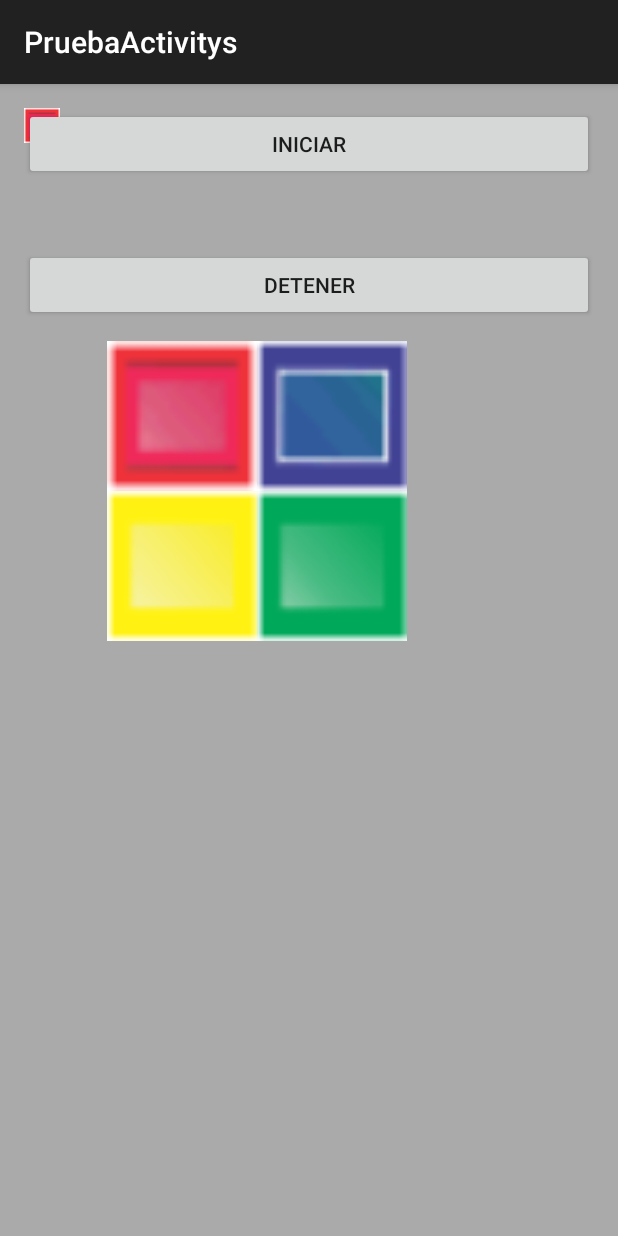
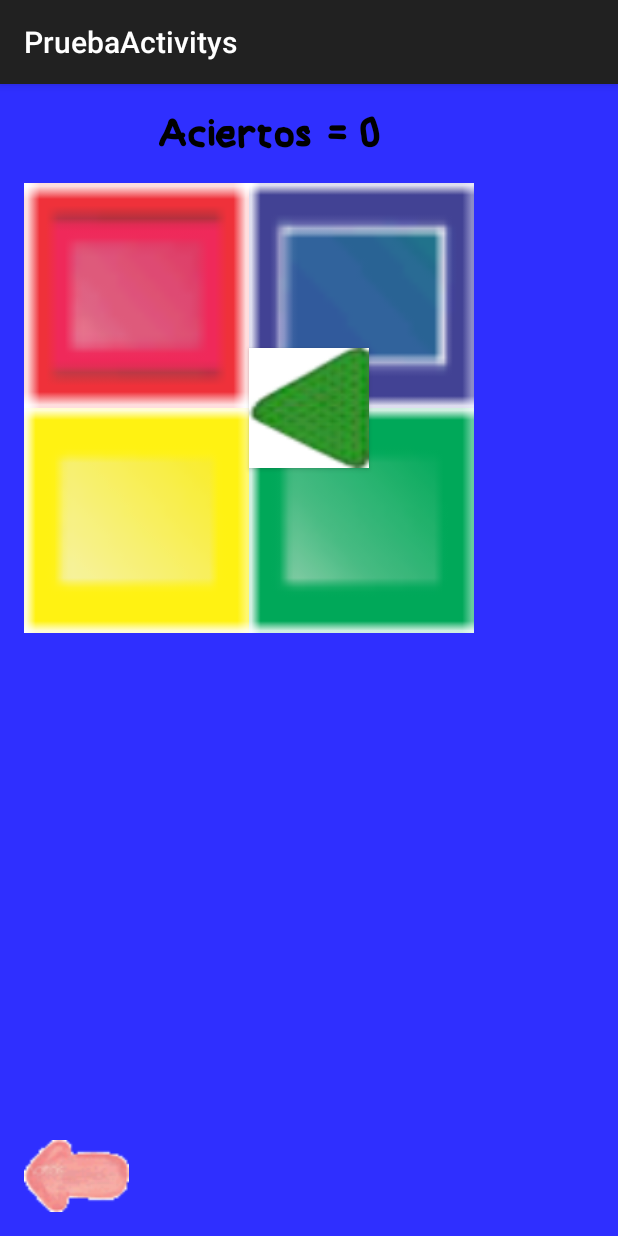
Before and after one commit to juaguzman/PruebaActivityss, an Android app: the coloresjuego screen opened directly, with no data from a screen before it, on a phone screen of 412 x 824 dp. Run offline under Robolectric (Android 15) with nearby library versions, the phone set to English and light mode, and no system bars.

Commit message:
casi terminado

```diff
--- a/app/src/main/java/app/example/juancarlos/com/pruebaactivitys/coloresjuego.java
+++ b/app/src/main/java/app/example/juancarlos/com/pruebaactivitys/coloresjuego.java
@@ -1,34 +1,54 @@
 package app.example.juancarlos.com.pruebaactivitys;
 
+import android.content.Intent;
+import android.graphics.Color;
+import android.graphics.Typeface;
 import android.graphics.drawable.AnimationDrawable;
+import android.media.MediaPlayer;
 import android.os.Bundle;
 import android.support.v7.app.AppCompatActivity;
 import android.view.View;
 import android.widget.Button;
 import android.widget.ImageButton;
 import android.widget.ImageView;
+import android.widget.RelativeLayout;
+import android.widget.TextView;
 
 public class coloresjuego extends AppCompatActivity implements View.OnClickListener
 {
     private Button btnIniciar, btnDetener;
-    private ImageView ivAnimacion;
+    private RelativeLayout rl;
     private ImageButton ibAnim,ibAnm2,ibAnm3,ibAnm4;
-    private AnimationDrawable savingAnimation,savingAnimation1,savingAnimation2,savingAnimation3,savingAnimation4;
+    private AnimationDrawable savingAnimation1,savingAnimation2,savingAnimation3,savingAnimation4;
+    private MediaPlayer mp;
+    private TextView txt;
+    private int cont;
+    private String as="Aciertos = ";
+
 
     @Override
     protected void onCreate(Bundle savedInstanceState) {
         super.onCreate(savedInstanceState);
         setContentView(R.layout.juegocolores);
 
+        cont=0;
+        mp = MediaPlayer.create(this,R.raw.error);
+        String font_path = "font/timkid.ttf";
+        Typeface TF = Typeface.createFromAsset(getAssets(),font_path);
+        txt= (TextView) findViewById(R.id.txtAcierto);
+        txt.setTypeface(TF);
+        txt.setTextColor(Color.parseColor("#FF000000"));
+        txt.setText(as + cont);
+
+        rl=(RelativeLayout) findViewById(R.id.fondoColores);
+        rl.setBackgroundColor(Color.parseColor("#2f2fff"));
         btnIniciar = (Button)findViewById(R.id.btn_iniciar_animacion);
         btnDetener = (Button)findViewById(R.id.btn_detener_animacion);
 
         btnIniciar.setOnClickListener(this);
         btnDetener.setOnClickListener(this);
 
-        ivAnimacion = (ImageView)findViewById(R.id.iv_animacion);
-        ivAnimacion.setBackgroundResource(R.drawable.animacion);
-        savingAnimation = (AnimationDrawable)ivAnimacion.getBackground();
+
 
         ibAnim = (ImageButton) findViewById(R.id.ib1_animacion);
         ibAnim.setOnClickListener(this);
@@ -67,18 +87,32 @@ public class coloresjuego extends AppCompatActivity implements View.OnClickListe
         switch (num)
         {
             case 1:
+
                 savingAnimation1.start();
+                rl.setBackgroundColor(Color.parseColor("#FFFF1511"));
+
                 break;
             case 2:
+
                     savingAnimation2.start();
+                    rl.setBackgroundColor(Color.parseColor("#2f2fff"));
+
+
                 break;
             case 3:
+
                     savingAnimation3.start();
+                    rl.setBackgroundColor(Color.parseColor("#FF0FFF0D"));
+
+
+
                 break;
             case 4:
+
                     savingAnimation4.start();
+                    rl.setBackgroundColor(Color.parseColor("#FFFFFA3B"));
+
                 break;
-
 
         }
     }
@@ -86,30 +120,65 @@ public class coloresjuego extends AppCompatActivity implements View.OnClickListe
 
     @Override
     public void onClick(View v) {
-        switch(v.getId()){
+        switch(v.getId())
+        {
             case R.id.btn_iniciar_animacion:
-                savingAnimation.start();
+                btnIniciar.setVisibility(View.INVISIBLE);
                 girar();
                 break;
             case R.id.btn_detener_animacion:
-                savingAnimation.stop();
-                girar();
+                Intent in1 = new Intent(coloresjuego.this,menu3a6.class);
+                startActivity(in1);
+
                 break;
             case R.id.ib1_animacion:
+                if(savingAnimation1.isRunning())
+                {
+                   cont ++;
+                    txt.setText(as + cont);
                     savingAnimation1.stop();
                     girar();
+
+                }
+                else
+                mp.start();
+
                 break;
             case R.id.ib2_animation:
+                if(savingAnimation2.isRunning())
+                {
+                    cont ++;
+                    txt.setText(as + cont);
                     savingAnimation2.stop();
                     girar();
+                }
+                else
+                mp.start();
+
                 break;
             case R.id.ib3_animation:
+                if(savingAnimation3.isRunning() )
+                {
+                    cont ++;
+                    txt.setText(as + cont);
                     savingAnimation3.stop();
                     girar();
+                }
+                else
+                mp.start();
+
                 break;
             case R.id.ib4_animation:
+                if(savingAnimation4.isRunning())
+                {
+                    cont ++;
+                    txt.setText(as + cont);
                     savingAnimation4.stop();
                     girar();
+                }
+                else
+                mp.start();
+
                 break;
         }
     }
--- a/app/src/main/res/layout/fragment_main.xml
+++ b/app/src/main/res/layout/fragment_main.xml
@@ -4,7 +4,8 @@
     android:paddingRight="@dimen/activity_horizontal_margin"
     android:paddingTop="@dimen/activity_vertical_margin"
     android:paddingBottom="@dimen/activity_vertical_margin" tools:context=".MainActivityFragment"
-    android:background="@drawable/fondo2">
+    android:background="@drawable/fondo2"
+    android:id="@+id/fondo1">
 
     <TextView android:text="@string/hello_world" android:layout_width="wrap_content"
         android:layout_height="wrap_content"
--- a/app/src/main/res/layout/juegocolores.xml
+++ b/app/src/main/res/layout/juegocolores.xml
@@ -9,67 +9,69 @@
     android:paddingTop="@dimen/activity_vertical_margin"
     android:paddingBottom="@dimen/activity_vertical_margin"
     tools:context=".MainActivity"
-    android:background="@android:color/darker_gray"
     android:orientation="vertical"
-    >
+    android:id="@+id/fondoColores"
+    android:visibility="visible">
 
     <Button
         android:id="@+id/btn_iniciar_animacion"
-        android:layout_width="fill_parent"
-        android:layout_height="wrap_content"
-        android:text="@string/iniciar"/>
-
-    <ImageView
-        android:id="@+id/iv_animacion"
-        android:layout_height="wrap_content"
-        android:layout_width="wrap_content"
-        android:layout_gravity="center"
-        android:gravity="center" />
+        android:layout_width="80dp"
+        android:layout_height="80dp"
+        android:background="@drawable/play"
+        android:layout_marginTop="110dp"
+        android:layout_alignTop="@+id/ib1_animacion"
+        android:layout_centerHorizontal="true" />
 
     <Button
         android:id="@+id/btn_detener_animacion"
-        android:layout_width="fill_parent"
+        android:layout_width="70dp"
         android:layout_height="wrap_content"
-        android:text="@string/detener"
-        android:layout_below="@+id/btn_iniciar_animacion"
+        android:background="@drawable/flecha"
+        android:layout_alignParentBottom="true"
         android:layout_alignParentLeft="true"
-        android:layout_alignParentStart="true"
-        android:layout_marginTop="46dp" />
+        android:layout_alignParentStart="true" />
 
     <ImageButton
         android:id="@+id/ib1_animacion"
-        android:layout_height="100dp"
-        android:layout_width="100dp"
+        android:layout_height="150dp"
+        android:layout_width="150dp"
         android:layout_gravity="center"
         android:gravity="center"
-        android:layout_below="@+id/btn_iniciar_animacion"
-        android:layout_toRightOf="@+id/iv_animacion"
-        android:layout_marginLeft="31dp"
-        android:layout_marginStart="31dp"
-        android:layout_marginTop="107dp" />
+        android:layout_below="@+id/txtAcierto"
+        android:layout_alignParentLeft="true"
+        android:layout_alignParentStart="true" />
 
     <ImageButton
-        android:layout_width="100dp"
-        android:layout_height="100dp"
+        android:layout_width="150dp"
+        android:layout_height="150dp"
         android:id="@+id/ib2_animation"
         android:layout_alignTop="@+id/ib1_animacion"
         android:layout_toRightOf="@+id/ib1_animacion"
         android:layout_toEndOf="@+id/ib1_animacion" />
 
     <ImageButton
-        android:layout_width="100dp"
-        android:layout_height="100dp"
+        android:layout_width="150dp"
+        android:layout_height="150dp"
         android:id="@+id/ib3_animation"
-        android:layout_below="@+id/ib1_animacion"
-        android:layout_alignRight="@+id/ib2_animation"
-        android:layout_alignEnd="@+id/ib2_animation" />
+        android:layout_below="@+id/ib2_animation"
+        android:layout_alignLeft="@+id/ib2_animation"
+        android:layout_alignStart="@+id/ib2_animation" />
 
     <ImageButton
-        android:layout_width="100dp"
-        android:layout_height="100dp"
+        android:layout_width="150dp"
+        android:layout_height="150dp"
         android:id="@+id/ib4_animation"
-        android:layout_below="@+id/ib1_animacion"
-        android:layout_toLeftOf="@+id/ib3_animation"
-        android:layout_toStartOf="@+id/ib3_animation" />
+        android:layout_below="@+id/ib1_animacion" />
+
+    <TextView
+        android:layout_width="200dp"
+        android:layout_height="50dp"
+        android:textAppearance="?android:attr/textAppearanceSmall"
+        android:text="Aciertos ="
+        android:id="@+id/txtAcierto"
+        android:editable="false"
+        android:textSize="27dp"
+        android:layout_alignParentTop="true"
+        android:layout_centerHorizontal="true" />
 
 </RelativeLayout>
```
Also changed, not shown: app/src/main/assets/font/timkid.ttf (added), app/src/main/res/drawable/flecha.png (added), app/src/main/res/drawable/play.png (added), 1 other file. Lines whose indentation alone changed are shown as unchanged.
